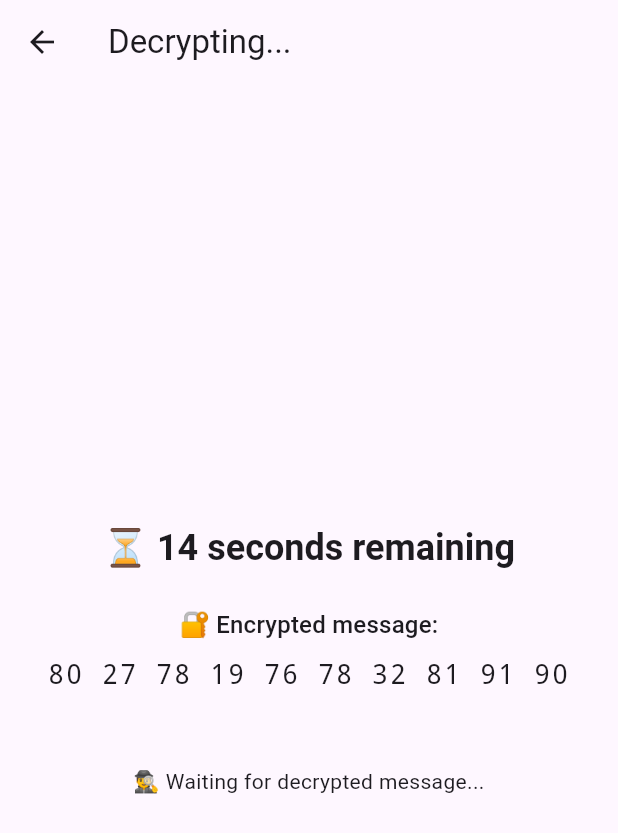
After one commit to iremyasar01/NeonAcademy, a Flutter app: the WaitingScreen screen opened directly, on a phone screen of 412 x 824 dp. The commit adds this screen. Shown: the top 833 px of the screen. Run offline on Flutter 3.47's test engine with Material 3 defaults, Android fonts, the phone set to English and light mode, and no system bars; our stand-ins replace shared_preferences; missing offline and left inert: notification_center; accounts and stored records are empty.

Commit message:
added notification center

```diff
--- /dev/null
+++ b/neonacademymembers/lib/screens/waiting_screen.dart
@@ -0,0 +1,123 @@
+import 'dart:async';
+import 'dart:math';
+import 'package:flutter/material.dart';
+import 'package:notification_center/notification_center.dart';
+
+class WaitingScreen extends StatefulWidget {
+  const WaitingScreen({super.key});
+
+  @override
+  State<WaitingScreen> createState() => _WaitingScreenState();
+}
+
+class _WaitingScreenState extends State<WaitingScreen> {
+  String? decryptedMessage;
+  Timer? disappearTimer;
+  Timer? countdownTimer;
+
+  int countdown = 15;
+  String encryptedData = "";
+
+  @override
+  void initState() {
+    super.initState();
+
+    _startCountdown();
+
+
+    NotificationCenter().subscribe('decryption_complete', (notification) {
+      if (notification is Map<String, dynamic>) {
+        final message = notification['message'];
+        if (message != null) {
+          setState(() {
+            decryptedMessage = message;
+          });
+
+
+          disappearTimer = Timer(const Duration(seconds: 5), () {
+            if (mounted) {
+              setState(() {
+                decryptedMessage = null;
+              });
+            }
+          });
+        }
+      }
+    });
+  }
+
+  void _startCountdown() {
+    countdownTimer = Timer.periodic(const Duration(seconds: 1), (timer) {
+      setState(() {
+        countdown--;
+        _generateEncryptedData();
+      });
+
+      if (countdown == 0) {
+        timer.cancel();
+      }
+    });
+  }
+
+  void _generateEncryptedData() {
+    final random = Random();
+    encryptedData = List.generate(10, (_) => random.nextInt(90) + 10)
+        .join(" ");
+  }
+
+  @override
+  void dispose() {
+    NotificationCenter().unsubscribe('decryption_complete');
+    disappearTimer?.cancel();
+    countdownTimer?.cancel();
+    super.dispose();
+  }
+
+  @override
+  Widget build(BuildContext context) {
+    final style = Theme.of(context).textTheme;
+
+    return Scaffold(
+      appBar: AppBar(title: const Text("Decrypting...")),
+      body: Padding(
+        padding: const EdgeInsets.symmetric(horizontal: 24.0),
+        child: Center(
+          child: Column(
+            mainAxisAlignment: MainAxisAlignment.center,
+            children: [
+              if (decryptedMessage == null) ...[
+                Text(
+                  "⏳ $countdown seconds remaining",
+                  style: style.headlineSmall?.copyWith(fontWeight: FontWeight.bold),
+                ),
+                const SizedBox(height: 24),
+                Text(
+                  "🔐 Encrypted message:",
+                  style: style.titleMedium,
+                ),
+                const SizedBox(height: 8),
+                Text(
+                  encryptedData,
+                  style: const TextStyle(
+                    fontFamily: 'Courier',
+                    fontSize: 18,
+                    letterSpacing: 1.2,
+                  ),
+                  textAlign: TextAlign.center,
+                ),
+                const SizedBox(height: 48),
+                const Text("🕵️‍♂️ Waiting for decrypted message..."),
+              ] else ...[
+                Text(
+                  decryptedMessage!,
+                  style: const TextStyle(fontSize: 22, fontWeight: FontWeight.bold),
+                  textAlign: TextAlign.center,
+                ),
+              ]
+            ],
+          ),
+        ),
+      ),
+    );
+  }
+}
--- a/neonacademymembers/pubspec.yaml
+++ b/neonacademymembers/pubspec.yaml
@@ -36,6 +36,7 @@ dependencies:
   # Use with the CupertinoIcons class for iOS style icons.
   cupertino_icons: ^1.0.8
   shared_preferences: ^2.5.3
+  notification_center: ^1.0.2
 
 dev_dependencies:
   flutter_test:
```
Also changed, not shown: neonacademymembers/lib/screens/home_screen.dart (+11 -0 lines), neonacademymembers/lib/screens/notification_center_screen.dart (added, +77 -0 lines).
